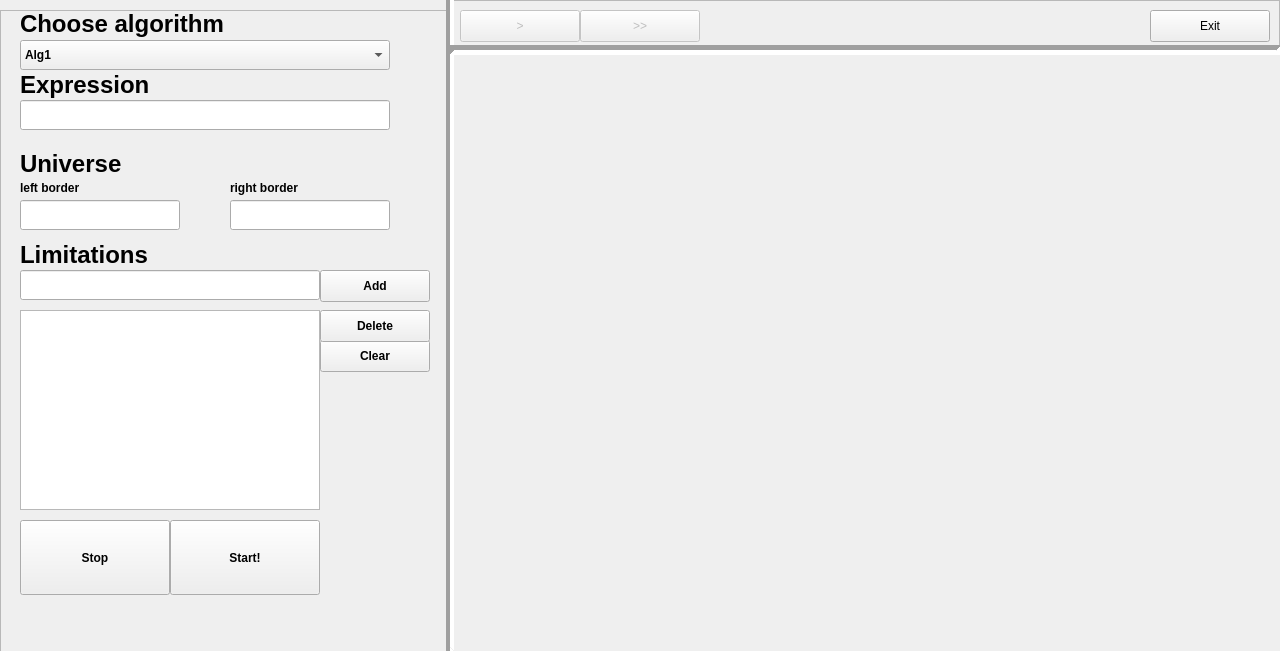
Qt form python/ui/main.ui (TypicalCode0/Development-and-visualization-of-optimization-algorithms) before a commit.
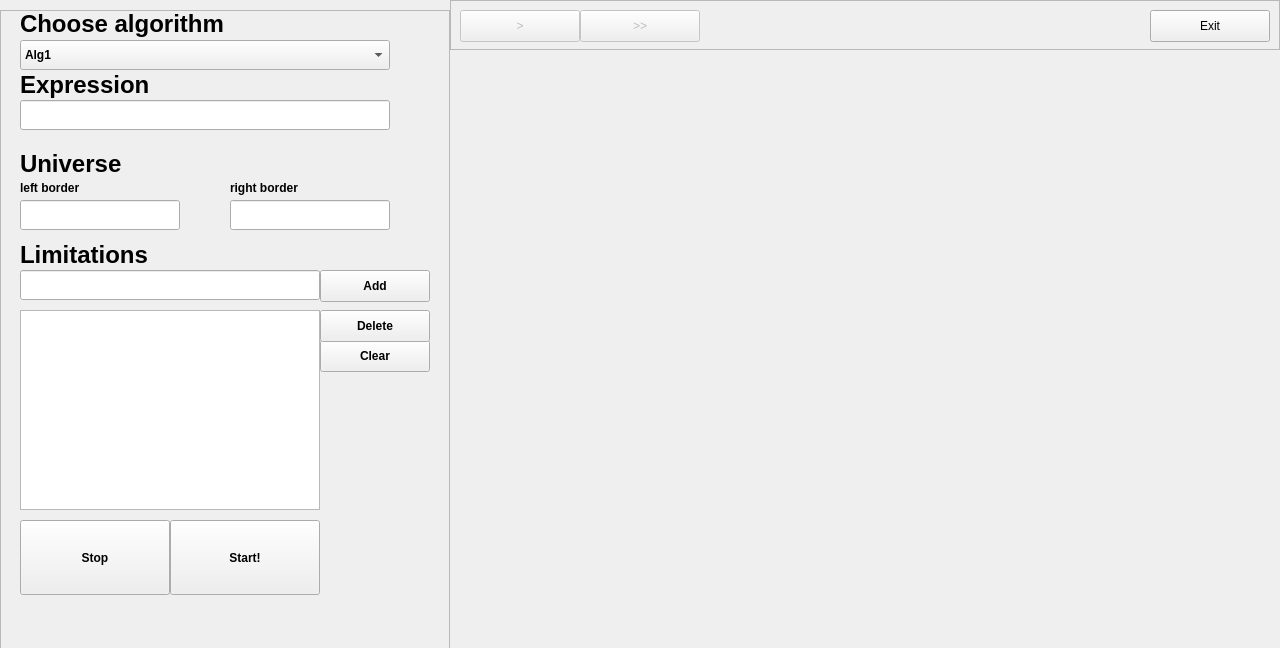
The same form after that commit.

The edit to the form file:
```diff
--- a/python/ui/main.ui
+++ b/python/ui/main.ui
@@ -7,7 +7,7 @@
     <x>0</x>
     <y>0</y>
     <width>1280</width>
-    <height>651</height>
+    <height>648</height>
    </rect>
   </property>
   <property name="mouseTracking">
@@ -427,38 +427,6 @@
      <layout class="QVBoxLayout" name="layout_graphics"/>
     </widget>
    </widget>
-   <widget class="Line" name="line">
-    <property name="geometry">
-     <rect>
-      <x>440</x>
-      <y>-10</y>
-      <width>20</width>
-      <height>661</height>
-     </rect>
-    </property>
-    <property name="lineWidth">
-     <number>4</number>
-    </property>
-    <property name="orientation">
-     <enum>Qt::Vertical</enum>
-    </property>
-   </widget>
-   <widget class="Line" name="line_2">
-    <property name="geometry">
-     <rect>
-      <x>450</x>
-      <y>40</y>
-      <width>831</width>
-      <height>20</height>
-     </rect>
-    </property>
-    <property name="lineWidth">
-     <number>5</number>
-    </property>
-    <property name="orientation">
-     <enum>Qt::Horizontal</enum>
-    </property>
-   </widget>
   </widget>
  </widget>
  <resources/>
```
